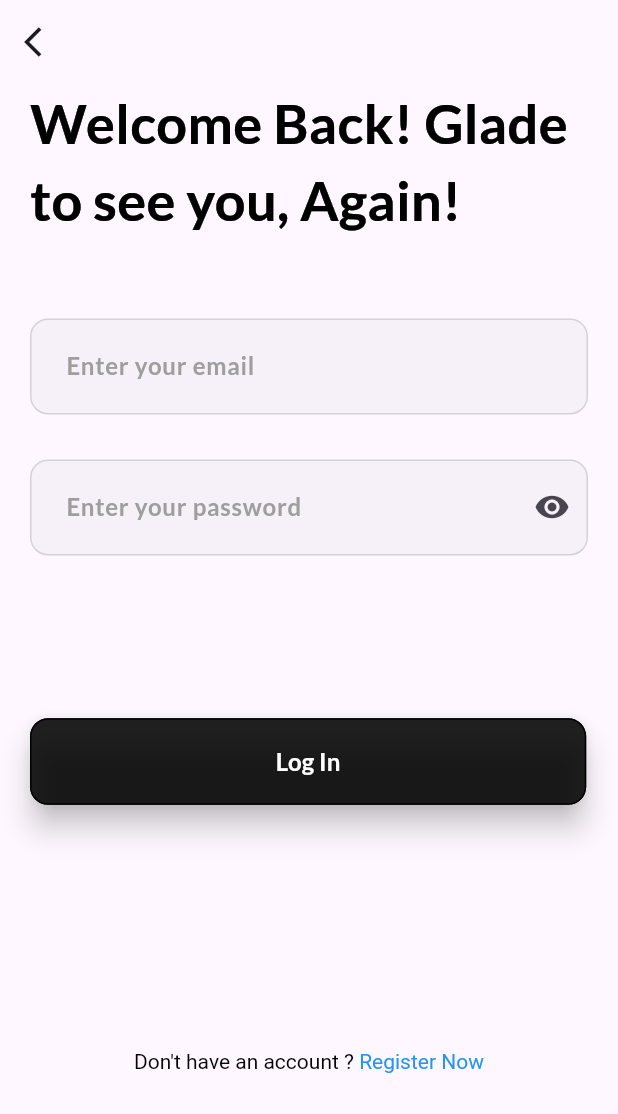
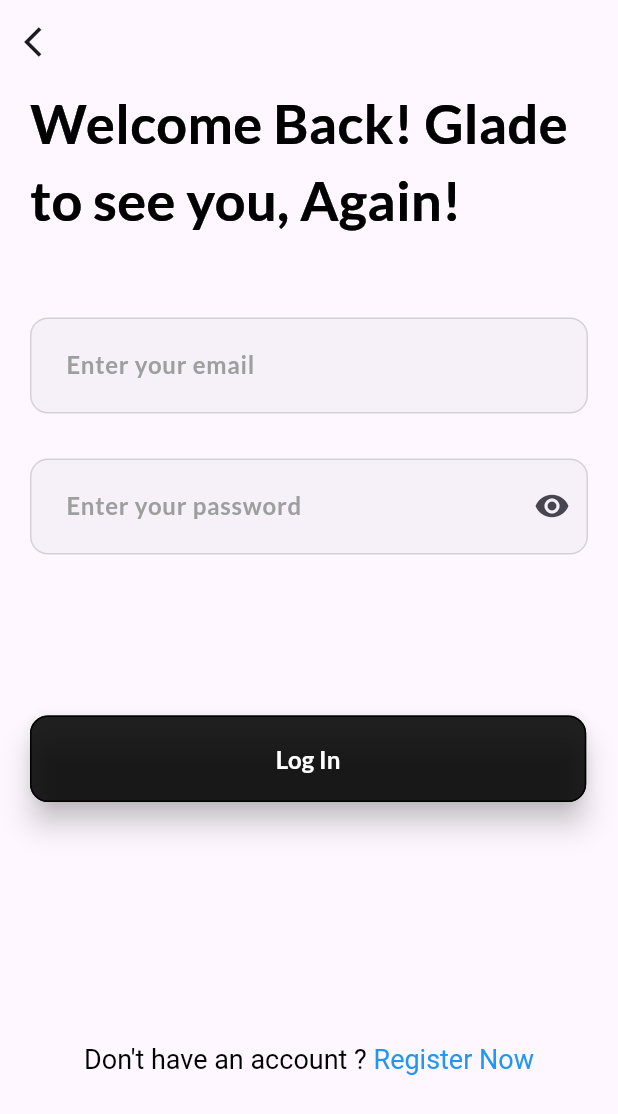
Before and after one commit to AbhishekRDJ/HackathonHub-, a Flutter app: the screen it shows after launch, after a tap on "LogIn", on a phone screen of 412 x 824 dp. Shown: the top 1114 px of the screen. Run offline on Flutter 3.47's test engine with Material 3 defaults, Android fonts, the phone set to English and light mode, and no system bars; drawn by our look-alikes of flutter_animate; our stand-ins replace flutter_svg.

```diff
--- a/routing_app/lib/pages/log_in_page.dart
+++ b/routing_app/lib/pages/log_in_page.dart
@@ -77,11 +77,11 @@ class _LogInPageState extends State<LogInPage> {
                 },
                 child: RichText(text: const TextSpan(
                     text: "Don't have an account ? ",
-                style: TextStyle(color: Colors.black),
+                style: TextStyle(color: Colors.black,fontSize: 18),
                 children: [
                   TextSpan(
                     text: 'Register Now',
-                    style: TextStyle(color: Colors.blue)
+                    style: TextStyle(color: Colors.blue,fontSize: 18)
                   )
                 ]),
                 ),
```
